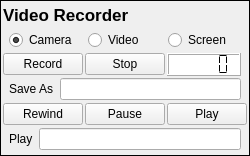
The window that jansenlib/QDVR/QDVRWidget.ui (davidgrier/pyfab) describes before a commit, drawn with Qt 5.
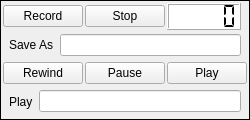
The same window after the commit.

Commit message: clean up widgets for unified appearance

Patch:
```diff
--- a/jansenlib/QDVR/QDVRWidget.ui
+++ b/jansenlib/QDVR/QDVRWidget.ui
@@ -6,8 +6,8 @@
    <rect>
     <x>0</x>
     <y>0</y>
-    <width>233</width>
-    <height>156</height>
+    <width>215</width>
+    <height>120</height>
    </rect>
   </property>
   <property name="font">
@@ -40,75 +40,6 @@
    <property name="bottomMargin">
     <number>4</number>
    </property>
-   <item>
-    <widget class="QLabel" name="label">
-     <property name="font">
-      <font>
-       <family>Arial</family>
-       <pointsize>13</pointsize>
-       <weight>75</weight>
-       <bold>true</bold>
-      </font>
-     </property>
-     <property name="text">
-      <string>Video Recorder</string>
-     </property>
-    </widget>
-   </item>
-   <item>
-    <widget class="QWidget" name="widgetSource" native="true">
-     <layout class="QHBoxLayout" name="horizontalLayout">
-      <property name="spacing">
-       <number>-1</number>
-      </property>
-      <property name="leftMargin">
-       <number>6</number>
-      </property>
-      <property name="topMargin">
-       <number>0</number>
-      </property>
-      <property name="rightMargin">
-       <number>6</number>
-      </property>
-      <property name="bottomMargin">
-       <number>0</number>
-      </property>
-      <item>
-       <widget class="QRadioButton" name="cameraButton">
-        <property name="statusTip">
-         <string>Record from raw camera stream</string>
-        </property>
-        <property name="text">
-         <string>Camera</string>
-        </property>
-        <property name="checked">
-         <bool>true</bool>
-        </property>
-       </widget>
-      </item>
-      <item>
-       <widget class="QRadioButton" name="videoButton">
-        <property name="statusTip">
-         <string>Record from filtered video stream</string>
-        </property>
-        <property name="text">
-         <string>Video</string>
-        </property>
-       </widget>
-      </item>
-      <item>
-       <widget class="QRadioButton" name="screenButton">
-        <property name="statusTip">
-         <string>Record from screen</string>
-        </property>
-        <property name="text">
-         <string>Screen</string>
-        </property>
-       </widget>
-      </item>
-     </layout>
-    </widget>
-   </item>
    <item>
     <widget class="QWidget" name="widgetRecord" native="true">
      <layout class="QHBoxLayout" name="horizontalLayout_2">
```
The commit also changes 4 other files.
